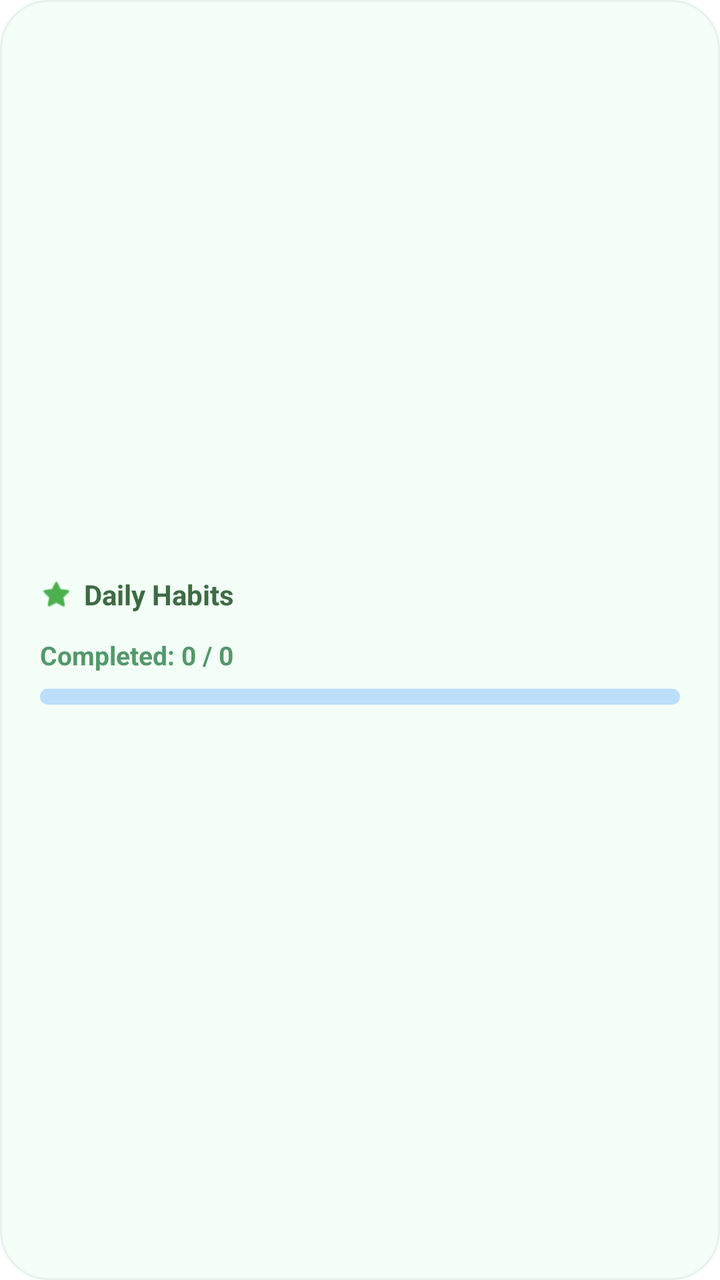
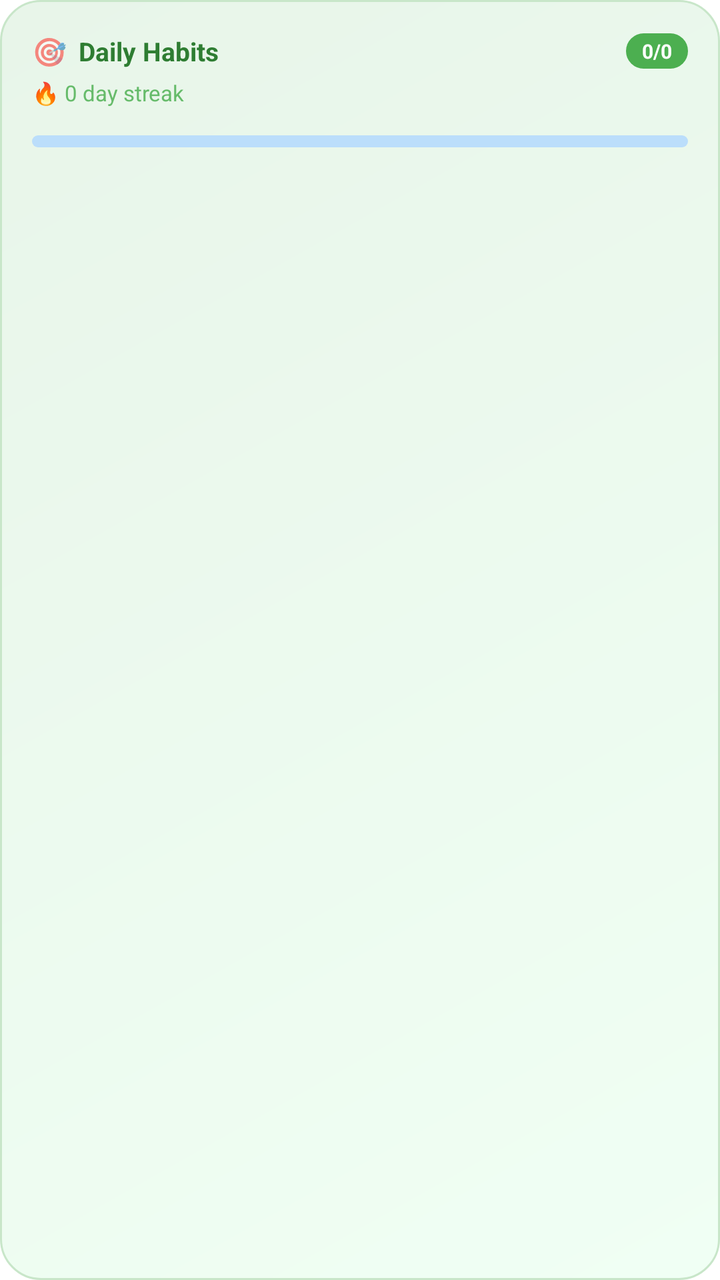

The first picture is an Android layout as it rendered before a commit; the second is the same layout after the commit. The layout source and the unified diff follow.
<!-- AndroidManifest.xml: fallback theme Theme.MaterialComponents.DayNight.NoActionBar -->
<!-- res/layout/habit_widget.xml -->
<?xml version="1.0" encoding="utf-8"?>
<LinearLayout xmlns:android="http://schemas.android.com/apk/res/android"
    android:id="@+id/widget_root"
    android:layout_width="match_parent"
    android:layout_height="match_parent"
    android:background="@drawable/widget_bg_habit"
    android:orientation="vertical"
    android:padding="20dp"
    android:gravity="center_vertical">

    <LinearLayout
        android:layout_width="match_parent"
        android:layout_height="wrap_content"
        android:orientation="horizontal"
        android:gravity="center_vertical"
        android:layout_marginBottom="12dp">
        
        <ImageView
            android:layout_width="16dp"
            android:layout_height="16dp"
            android:src="@android:drawable/btn_star_big_on"
            android:tint="#4CAF50" />
            
        <TextView
            android:layout_width="wrap_content"
            android:layout_height="wrap_content"
            android:layout_marginStart="6dp"
            android:text="Daily Habits"
            android:textColor="#3D6B42"
            android:textSize="14sp"
            android:textStyle="bold" />
    </LinearLayout>

    <TextView
        android:id="@+id/habit_text"
        android:layout_width="match_parent"
        android:layout_height="wrap_content"
        android:text="Completed: 0 / 0"
        android:textColor="#52996A"
        android:textSize="13sp"
        android:textStyle="bold"
        android:layout_marginBottom="8dp" />

    <ProgressBar
        android:id="@+id/habit_progress"
        style="?android:attr/progressBarStyleHorizontal"
        android:layout_width="match_parent"
        android:layout_height="8dp"
        android:max="100"
        android:progress="0"
        android:progressDrawable="@drawable/custom_progress_bar" />

</LinearLayout>
<!-- resources referenced by this layout -->
<resources>
  <!-- drawable custom_progress_bar (drawable) -->
  <?xml version="1.0" encoding="utf-8"?>
  <layer-list xmlns:android="http://schemas.android.com/apk/res/android">
      <item android:id="@android:id/background">
          <shape>
              <corners android:radius="4dp"/>
              <solid android:color="#BBDEFB"/>
          </shape>
      </item>
      <item android:id="@android:id/secondaryProgress">
          <clip>
              <shape>
                  <corners android:radius="4dp"/>
                  <solid android:color="#90CAF9"/>
              </shape>
          </clip>
      </item>
      <item android:id="@android:id/progress">
          <clip>
              <shape>
                  <corners android:radius="4dp"/>
                  <solid android:color="#1976D2"/>
              </shape>
          </clip>
      </item>
  </layer-list>
  <!-- drawable widget_bg_habit (drawable) -->
  <?xml version="1.0" encoding="utf-8"?>
  <shape xmlns:android="http://schemas.android.com/apk/res/android">
      <solid android:color="#F4FFF8" />
      <corners android:radius="24dp" />
      <stroke android:width="1dp" android:color="#E6F2EB" />
  </shape>
</resources>

<!-- the commit's change to res/layout/habit_widget.xml (unified diff, before → after) -->
@@ -5,47 +5,189 @@
     android:layout_height="match_parent"
     android:background="@drawable/widget_bg_habit"
     android:orientation="vertical"
-    android:padding="20dp"
-    android:gravity="center_vertical">
+    android:padding="16dp">
 
+    
     <LinearLayout
         android:layout_width="match_parent"
         android:layout_height="wrap_content"
         android:orientation="horizontal"
         android:gravity="center_vertical"
-        android:layout_marginBottom="12dp">
-        
-        <ImageView
-            android:layout_width="16dp"
-            android:layout_height="16dp"
-            android:src="@android:drawable/btn_star_big_on"
-            android:tint="#4CAF50" />
-            
+        android:layout_marginBottom="4dp">
+
         <TextView
             android:layout_width="wrap_content"
             android:layout_height="wrap_content"
+            android:text="🎯"
+            android:textSize="14sp" />
+
+        <TextView
+            android:layout_width="0dp"
+            android:layout_height="wrap_content"
+            android:layout_weight="1"
             android:layout_marginStart="6dp"
             android:text="Daily Habits"
-            android:textColor="#3D6B42"
-            android:textSize="14sp"
+            android:textColor="#2E7D32"
+            android:textSize="13sp"
+            android:textStyle="bold" />
+
+        <TextView
+            android:id="@+id/habit_badge"
+            android:layout_width="wrap_content"
+            android:layout_height="wrap_content"
+            android:background="@drawable/pill_bg"
+            android:backgroundTint="#4CAF50"
+            android:paddingStart="8dp"
+            android:paddingEnd="8dp"
+            android:paddingTop="2dp"
+            android:paddingBottom="2dp"
+            android:text="0/0"
+            android:textColor="#FFFFFF"
+            android:textSize="10sp"
             android:textStyle="bold" />
     </LinearLayout>
 
+    
     <TextView
-        android:id="@+id/habit_text"
+        android:id="@+id/habit_streak"
         android:layout_width="match_parent"
         android:layout_height="wrap_content"
-        android:text="Completed: 0 / 0"
-        android:textColor="#52996A"
-        android:textSize="13sp"
-        android:textStyle="bold"
+        android:text="🔥 0 day streak"
+        android:textColor="#66BB6A"
+        android:textSize="11sp"
         android:layout_marginBottom="8dp" />
 
+    
+    <LinearLayout
+        android:id="@+id/habit_row_1"
+        android:layout_width="match_parent"
+        android:layout_height="wrap_content"
+        android:orientation="horizontal"
+        android:gravity="center_vertical"
+        android:layout_marginBottom="5dp"
+        android:visibility="gone">
+
+        <TextView
+            android:id="@+id/habit_status_1"
+            android:layout_width="20dp"
+            android:layout_height="20dp"
+            android:gravity="center"
+            android:text="○"
+            android:textColor="#4CAF50"
+            android:textSize="14sp" />
+
+        <TextView
+            android:id="@+id/habit_emoji_1"
+            android:layout_width="wrap_content"
+            android:layout_height="wrap_content"
+            android:layout_marginStart="6dp"
+            android:textSize="14sp" />
+
+        <TextView
+            android:id="@+id/habit_name_1"
+            android:layout_width="0dp"
+            android:layout_height="wrap_content"
+            android:layout_weight="1"
+            android:layout_marginStart="6dp"
+            android:textColor="#3D6B42"
+            android:textSize="12sp"
+            android:maxLines="1"
+            android:ellipsize="end" />
+    </LinearLayout>
+
+    
+    <LinearLayout
+        android:id="@+id/habit_row_2"
+        android:layout_width="match_parent"
+        android:layout_height="wrap_content"
+        android:orientation="horizontal"
+        android:gravity="center_vertical"
+        android:layout_marginBottom="5dp"
+        android:visibility="gone">
+
+        <TextView
+            android:id="@+id/habit_status_2"
+            android:layout_width="20dp"
+            android:layout_height="20dp"
+            android:gravity="center"
+            android:text="○"
+            android:textColor="#4CAF50"
+            android:textSize="14sp" />
+
+        <TextView
+            android:id="@+id/habit_emoji_2"
+            android:layout_width="wrap_content"
+            android:layout_height="wrap_content"
+            android:layout_marginStart="6dp"
+            android:textSize="14sp" />
+
+        <TextView
+            android:id="@+id/habit_name_2"
+            android:layout_width="0dp"
+            android:layout_height="wrap_content"
+            android:layout_weight="1"
+            android:layout_marginStart="6dp"
+            android:textColor="#3D6B42"
+            android:textSize="12sp"
+            android:maxLines="1"
+            android:ellipsize="end" />
+    </LinearLayout>
+
+    
+    <LinearLayout
+        android:id="@+id/habit_row_3"
+        android:layout_width="match_parent"
+        android:layout_height="wrap_content"
+        android:orientation="horizontal"
+        android:gravity="center_vertical"
+        android:layout_marginBottom="5dp"
+        android:visibility="gone">
+
+        <TextView
+            android:id="@+id/habit_status_3"
+            android:layout_width="20dp"
+            android:layout_height="20dp"
+            android:gravity="center"
+            android:text="○"
+            android:textColor="#4CAF50"
+            android:textSize="14sp" />
+
+        <TextView
+            android:id="@+id/habit_emoji_3"
+            android:layout_width="wrap_content"
+            android:layout_height="wrap_content"
+            android:layout_marginStart="6dp"
+            android:textSize="14sp" />
+
+        <TextView
+            android:id="@+id/habit_name_3"
+            android:layout_width="0dp"
+            android:layout_height="wrap_content"
+            android:layout_weight="1"
+            android:layout_marginStart="6dp"
+            android:textColor="#3D6B42"
+            android:textSize="12sp"
+            android:maxLines="1"
+            android:ellipsize="end" />
+    </LinearLayout>
+
+    
+    <TextView
+        android:id="@+id/habit_more"
+        android:layout_width="match_parent"
+        android:layout_height="wrap_content"
+        android:text="+2 more"
+        android:textColor="#81C784"
+        android:textSize="10sp"
+        android:visibility="gone" />
+
+    
     <ProgressBar
         android:id="@+id/habit_progress"
         style="?android:attr/progressBarStyleHorizontal"
         android:layout_width="match_parent"
-        android:layout_height="8dp"
+        android:layout_height="6dp"
+        android:layout_marginTop="6dp"
         android:max="100"
         android:progress="0"
         android:progressDrawable="@drawable/custom_progress_bar" />
<!-- resource entries referenced after the edit -->
@@ -26,12 +26,21 @@
           </clip>
       </item>
   </layer-list>
+  <!-- drawable pill_bg (drawable) -->
+  <?xml version="1.0" encoding="utf-8"?>
+  <shape xmlns:android="http://schemas.android.com/apk/res/android">
+      <solid android:color="#D4728C" />
+      <corners android:radius="10dp" />
+  </shape>
   <!-- drawable widget_bg_habit (drawable) -->
   <?xml version="1.0" encoding="utf-8"?>
   <shape xmlns:android="http://schemas.android.com/apk/res/android">
-      <solid android:color="#F4FFF8" />
-      <corners android:radius="24dp" />
-      <stroke android:width="1dp" android:color="#E6F2EB" />
+      <gradient
+          android:startColor="#F0FFF4"
+          android:endColor="#E8F5E9"
+          android:angle="135" />
+      <corners android:radius="20dp" />
+      <stroke android:width="1dp" android:color="#C8E6C9" />
   </shape>
 </resources>
 
